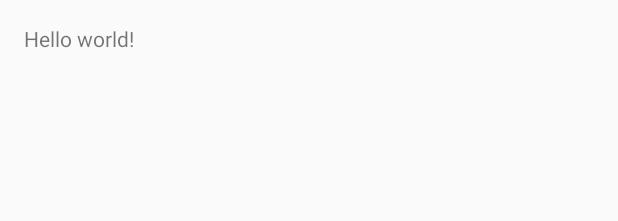
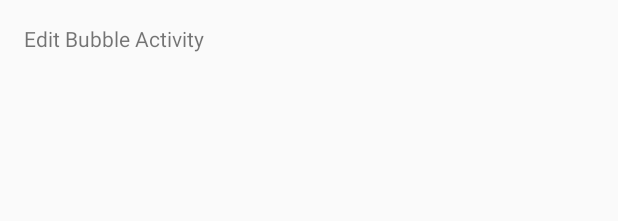
Before and after one commit to mikefeilbach/LiftLog, an Android app: the layout activity_edit_bubble.xml on its own in the app's theme, with its tools: preview values and no code run, on a phone screen of 412 x 824 dp. Shown: the top 221 px of the screen. Run offline under Robolectric (Android 15) with nearby library versions, the phone set to English and light mode, and no system bars.

Commit message:
Changed text of New Log and Edit Bubbles. Testing Commit

```diff
--- a/app/src/main/res/layout/activity_edit_bubble.xml
+++ b/app/src/main/res/layout/activity_edit_bubble.xml
@@ -6,7 +6,7 @@
     android:paddingBottom="@dimen/activity_vertical_margin"
     tools:context="com.Arnold.LiftLog.EditBubbleActivity">
 
-    <TextView android:text="@string/hello_world" android:layout_width="wrap_content"
+    <TextView android:text="Edit Bubble Activity" android:layout_width="wrap_content"
         android:layout_height="wrap_content" />
 
 </RelativeLayout>
--- a/app/src/main/res/layout/activity_new_log.xml
+++ b/app/src/main/res/layout/activity_new_log.xml
@@ -9,7 +9,7 @@
     android:paddingBottom="@dimen/activity_vertical_margin"
     tools:context="com.Arnold.LiftLog.NewLogActivity">
 
-    <TextView android:text="@string/hello_world" android:layout_width="wrap_content"
+    <TextView android:text="New Log Activity" android:layout_width="wrap_content"
         android:layout_height="wrap_content" />
 
 </RelativeLayout>
```
